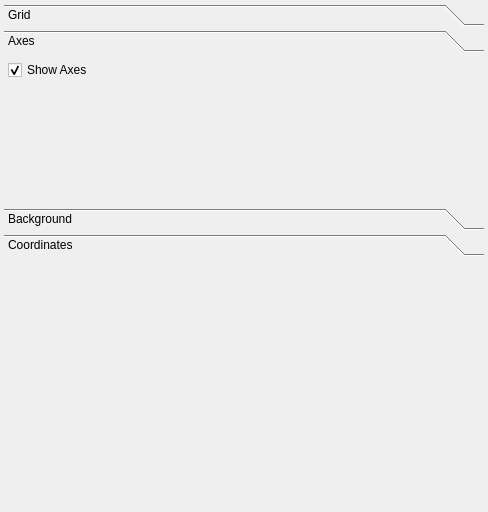
The window that src/settingsview.ui (gitGNU/gnu_siplot) describes before a commit, drawn with Qt 5.
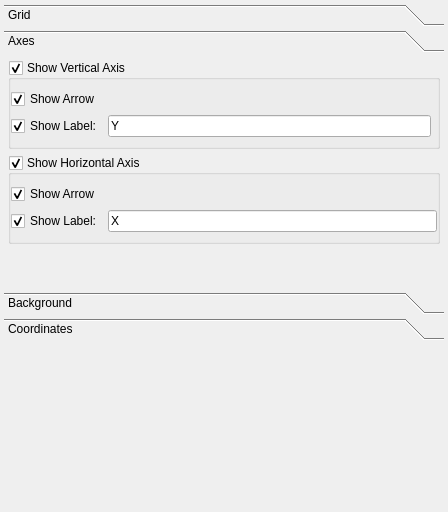
The same window after the commit. The open tabs and pages were chosen to show the change.

Commit message: Added axis features and settings (Arrows, Labels).

```diff
--- a/src/settingsview.ui
+++ b/src/settingsview.ui
@@ -6,7 +6,7 @@
    <rect>
     <x>0</x>
     <y>0</y>
-    <width>488</width>
+    <width>448</width>
     <height>512</height>
    </rect>
   </property>
@@ -187,14 +187,14 @@
         <rect>
          <x>0</x>
          <y>0</y>
-         <width>464</width>
-         <height>120</height>
+         <width>424</width>
+         <height>225</height>
         </rect>
        </property>
        <attribute name="label">
         <string>Axes</string>
        </attribute>
-       <layout class="QGridLayout" name="gridLayout" rowstretch="0,0">
+       <layout class="QGridLayout" name="gridLayout" rowstretch="0,0,0,0,0,0">
         <property name="horizontalSpacing">
          <number>4</number>
         </property>
@@ -204,17 +204,7 @@
         <property name="margin">
          <number>4</number>
         </property>
-        <item row="0" column="0">
-         <widget class="QCheckBox" name="m_axisCheck">
-          <property name="text">
-           <string>Show Axes</string>
-          </property>
-          <property name="checked">
-           <bool>true</bool>
-          </property>
-         </widget>
-        </item>
-        <item row="1" column="0">
+        <item row="5" column="0">
          <spacer name="verticalSpacer_4">
           <property name="orientation">
            <enum>Qt::Vertical</enum>
@@ -227,6 +217,138 @@
           </property>
          </spacer>
         </item>
+        <item row="1" column="0">
+         <widget class="QGroupBox" name="m_horGroup">
+          <property name="title">
+           <string>Show Horizontal Axis</string>
+          </property>
+          <property name="flat">
+           <bool>true</bool>
+          </property>
+          <property name="checkable">
+           <bool>true</bool>
+          </property>
+          <layout class="QVBoxLayout" name="verticalLayout_3">
+           <property name="margin">
+            <number>0</number>
+           </property>
+           <item>
+            <widget class="QFrame" name="m_horFrame">
+             <property name="frameShape">
+              <enum>QFrame::NoFrame</enum>
+             </property>
+             <property name="frameShadow">
+              <enum>QFrame::Plain</enum>
+             </property>
+             <property name="lineWidth">
+              <number>0</number>
+             </property>
+             <layout class="QGridLayout" name="gridLayout_4">
+              <property name="leftMargin">
+               <number>0</number>
+              </property>
+              <property name="rightMargin">
+               <number>0</number>
+              </property>
+              <item row="3" column="0">
+               <widget class="QCheckBox" name="m_horLabelCheck">
+                <property name="text">
+                 <string>Show Label:</string>
+                </property>
+                <property name="checked">
+                 <bool>true</bool>
+                </property>
+               </widget>
+              </item>
+              <item row="0" column="0">
+               <widget class="QCheckBox" name="m_horArrowCheck">
+                <property name="text">
+                 <string>Show Arrow</string>
+                </property>
+                <property name="checked">
+                 <bool>true</bool>
+                </property>
+               </widget>
+              </item>
+              <item row="3" column="1">
+               <widget class="QLineEdit" name="m_horLabelEdit">
+                <property name="text">
+                 <string>X</string>
+                </property>
+               </widget>
+              </item>
+             </layout>
+            </widget>
+           </item>
+          </layout>
+         </widget>
+        </item>
+        <item row="0" column="0">
+         <widget class="QGroupBox" name="m_verGroup">
+          <property name="title">
+           <string>Show Vertical Axis</string>
+          </property>
+          <property name="flat">
+           <bool>true</bool>
+          </property>
+          <property name="checkable">
+           <bool>true</bool>
+          </property>
+          <layout class="QVBoxLayout" name="verticalLayout_5">
+           <property name="margin">
+            <number>0</number>
+           </property>
+           <item>
+            <widget class="QFrame" name="m_verFrame">
+             <property name="frameShape">
+              <enum>QFrame::NoFrame</enum>
+             </property>
+             <property name="frameShadow">
+              <enum>QFrame::Plain</enum>
+             </property>
+             <property name="lineWidth">
+              <number>0</number>
+             </property>
+             <layout class="QGridLayout" name="gridLayout_5">
+              <property name="leftMargin">
+               <number>0</number>
+              </property>
+              <property name="rightMargin">
+               <number>0</number>
+              </property>
+              <item row="0" column="0" colspan="3">
+               <widget class="QCheckBox" name="m_verArrowCheck">
+                <property name="text">
+                 <string>Show Arrow</string>
+                </property>
+                <property name="checked">
+                 <bool>true</bool>
+                </property>
+               </widget>
+              </item>
+              <item row="2" column="1">
+               <widget class="QLineEdit" name="m_verLabelEdit">
+                <property name="text">
+                 <string>Y</string>
+                </property>
+               </widget>
+              </item>
+              <item row="2" column="0">
+               <widget class="QCheckBox" name="m_verLabelCheck">
+                <property name="text">
+                 <string>Show Label:</string>
+                </property>
+                <property name="checked">
+                 <bool>true</bool>
+                </property>
+               </widget>
+              </item>
+             </layout>
+            </widget>
+           </item>
+          </layout>
+         </widget>
+        </item>
        </layout>
       </widget>
       <widget class="QWidget" name="page_2">
```
Left out of the diff: 10 changed lines with no effect on the pictures. The commit also changes 11 other files.
